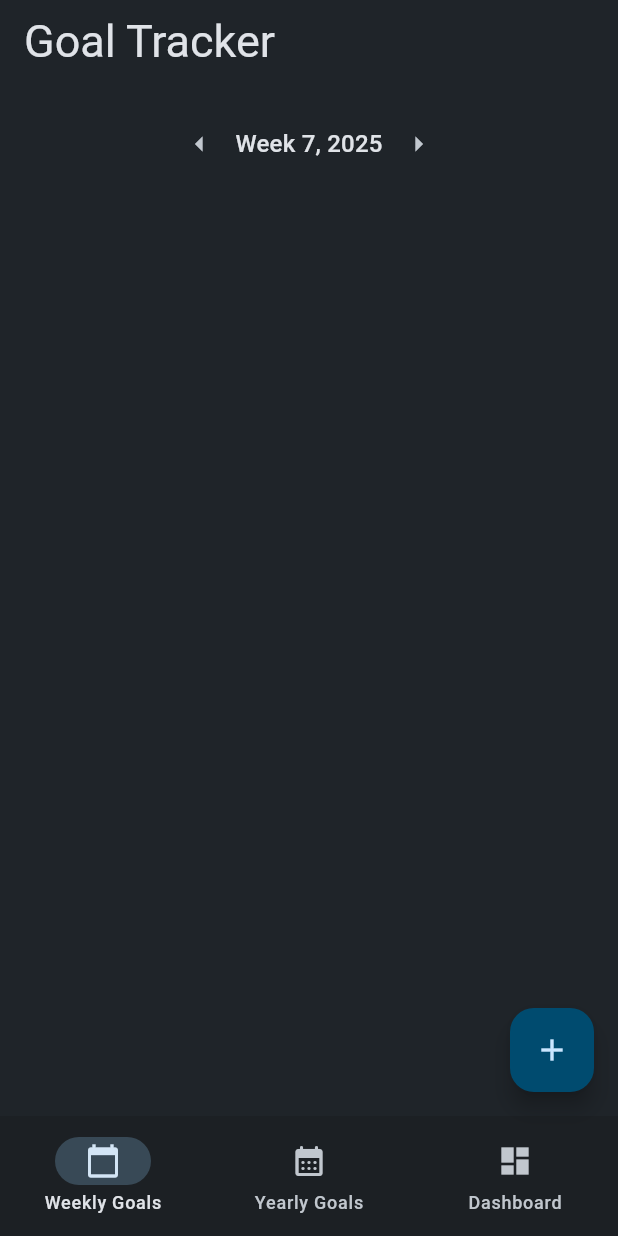
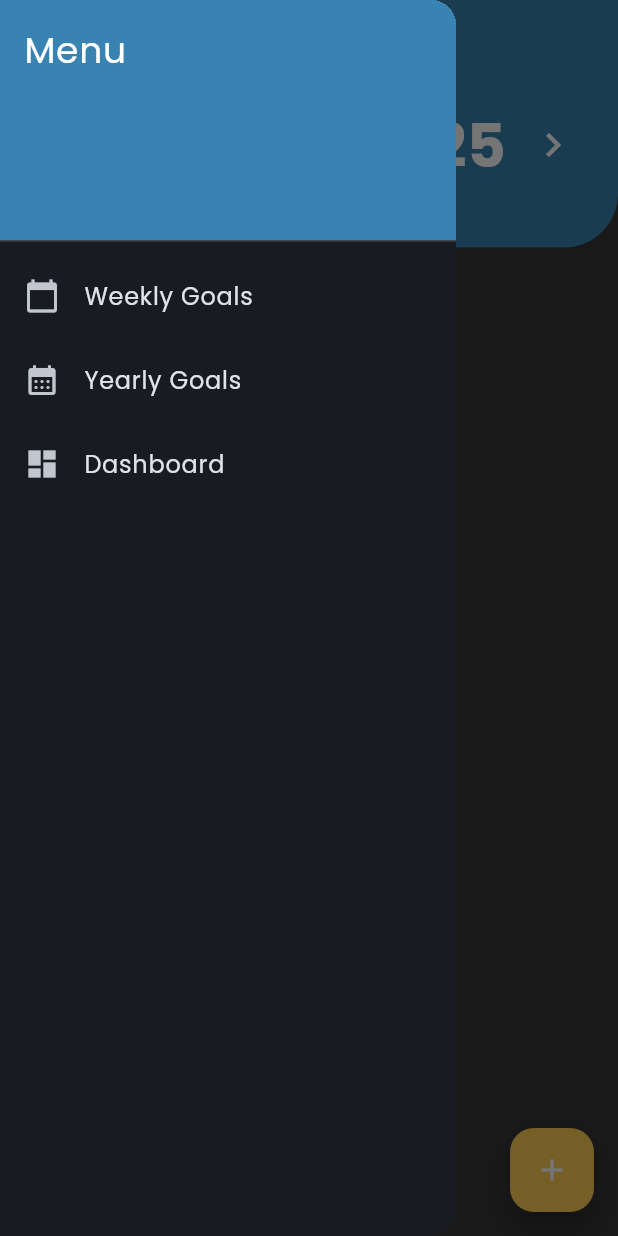
Before and after one commit to theperu/Goal-Getters, a Flutter app: the screen it shows after launch, with the side drawer open (before the commit the screen has no drawer), on a phone screen of 412 x 824 dp. Run offline on Flutter 3.47's test engine with Material 3 defaults, Android fonts, the phone set to English and light mode, and no system bars; our stand-ins replace google_fonts, shared_preferences.

Commit message:
New goalList page + navigation menu

```diff
--- a/lib/main.dart
+++ b/lib/main.dart
@@ -1,4 +1,5 @@
 import 'package:flutter/material.dart';
+import 'package:google_fonts/google_fonts.dart';
 import 'screens/home_page.dart';
 
 void main() {
@@ -14,23 +15,17 @@ class GoalGettersApp extends StatelessWidget {
       title: 'Goal Getters',
       theme: ThemeData(
         useMaterial3: true,
+        fontFamily: 'Poppins',
         colorScheme: ColorScheme.fromSeed(
-          seedColor: const Color(0xFF4AB5F7),
+          seedColor: const Color(0xFF3883b1),
           brightness: Brightness.dark,
-          surface: const Color(0xFF1F2429),
+          surface: Colors.black54,
           error: Colors.red,
           onPrimary: Colors.white,
           secondary: const Color(0xFF66E0FF),
+          tertiary: const Color.fromARGB(255, 255, 206, 82),
         ),
-        textTheme: const TextTheme(
-          displayLarge: TextStyle(
-            fontSize: 72,
-            fontWeight: FontWeight.bold,
-          ),
-          titleLarge: TextStyle(
-            fontSize: 30
-          ),
-        ),
+        textTheme: GoogleFonts.poppinsTextTheme()
       ),
       home: const HomePage(),
       debugShowCheckedModeBanner: false,
--- a/lib/screens/goals_list.dart
+++ b/lib/screens/goals_list.dart
@@ -112,51 +112,67 @@ class _GoalsListState extends State<GoalsList> {
     final currentWeek = _getWeekOfYear(_selectedDate);
     final currentYear = _selectedDate.year;
 
-    if (widget.type == "weekly") {  // Weekly Goals
-      return Padding(
-        padding: const EdgeInsets.all(16),
+    return Container(
+      decoration: const BoxDecoration(
+        color: Color(0xFF3883b1),
+        borderRadius: BorderRadius.only(
+          bottomLeft: Radius.circular(36.0),
+          bottomRight: Radius.circular(36.0),
+        ),
+      ),
+      padding: const EdgeInsets.fromLTRB(12.0, 12.0, 12.0, 40.0),
       child: Row(
-          mainAxisAlignment: MainAxisAlignment.center,
+        mainAxisAlignment: MainAxisAlignment.spaceEvenly,
         children: [
-            IconButton(
-              icon: const Icon(Icons.arrow_left),
-              onPressed: () => _changeWeek(-1),
+          GestureDetector(
+            onTap: () {
+              if (widget.type == 'weekly') {
+                _changeWeek(-1);
+              } else {
+                _changeYear(-1);
+              }
+            }, // Go to previous year/week
+            child: const Icon(
+              Icons.keyboard_arrow_left_outlined,
+              color: Colors.white,
+              size: 28.0,
             ),
+          ),
+          if (widget.type == "weekly")
             Text(
               'Week $currentWeek, $currentYear',
-              style: Theme.of(context).textTheme.titleMedium,
+              style: const TextStyle(
+                color: Colors.white,
+                fontSize: 40.0,
+                fontWeight: FontWeight.bold,
               ),
-            IconButton(
-              icon: const Icon(Icons.arrow_right),
-              onPressed: () => _changeWeek(1),
+            ),
+          if (widget.type == "yearly")
+            Text(
+              '$currentYear',
+              style: const TextStyle(
+                color: Colors.white,
+                fontSize: 40.0,
+                fontWeight: FontWeight.bold,
+              ),
+            ),
+          GestureDetector(
+            onTap: () {
+              if (widget.type == 'weekly') {
+                _changeWeek(1);
+              } else {
+                _changeYear(1);
+              }
+            }, // Go to next year/week
+            child: const Icon(
+              Icons.keyboard_arrow_right_outlined,
+              color: Colors.white,
+              size: 32.0,
+            ),
           ),
         ],
       ),
     );
-    } else if (widget.type == "yearly") {  // Yearly Goals
-      return Padding(
-        padding: const EdgeInsets.all(16),
-        child: Row(
-          mainAxisAlignment: MainAxisAlignment.center,
-          children: [
-            IconButton(
-              icon: const Icon(Icons.arrow_left),
-              onPressed: () => _changeYear(-1),
-            ),
-            Text(
-              '$currentYear',
-              style: Theme.of(context).textTheme.titleMedium,
-            ),
-            IconButton(
-              icon: const Icon(Icons.arrow_right),
-              onPressed: () => _changeYear(1),
-            ),
-          ],
-        ),
-      );
-    } else {  // Dashboard
-      return const SizedBox.shrink();  // Empty for now
-    }
   }
 
   Widget _buildBody() {
@@ -172,6 +188,7 @@ class _GoalsListState extends State<GoalsList> {
         ).toList();
 
         return ListView.builder(
+          padding: EdgeInsets.zero,
           itemCount: weeklyGoals.length,
           itemBuilder: (context, index) {
             final goal = weeklyGoals[index];
@@ -197,10 +214,10 @@ class _GoalsListState extends State<GoalsList> {
               onDelete: _deleteGoal,
               onUpdateStatus: _updateGoalStatus,
               statusColors: const {
-                'Todo 📝': Colors.grey,
-                'In Progress ⌛': Colors.blue,
-                'Done ✅': Color.fromARGB(255, 82, 171, 86),
-                'Blocked ⛔': Color.fromARGB(255, 232, 85, 74),
+                'Todo 📝': Color(0xFFF8F8F8),
+                'In Progress ⌛': Color(0xFF3883b1),
+                'Done ✅': Color(0xFF3cbb6d),
+                'Blocked ⛔': Color(0xFFbb3c3c),
               },
             );
           },
@@ -220,10 +237,10 @@ class _GoalsListState extends State<GoalsList> {
             onDelete: _deleteGoal,
             onUpdateStatus: _updateGoalStatus,
             statusColors: const {
-              'Todo 📝': Colors.grey,
-              'In Progress ⌛': Colors.blue,
-              'Done ✅': Color.fromARGB(255, 82, 171, 86),
-              'Blocked ⛔': Color.fromARGB(255, 232, 85, 74),
+              'Todo 📝': Color(0xFFF8F8F8),
+              'In Progress ⌛': Color(0xFF3883b1),
+              'Done ✅': Color(0xFF3cbb6d),
+              'Blocked ⛔': Color(0xFFbb3c3c),
             },
           ),
         );
@@ -234,13 +251,16 @@ class _GoalsListState extends State<GoalsList> {
 
   @override
   Widget build(BuildContext context) {
-    return Column(
+    return Scaffold(
+      backgroundColor: Colors.black54,
+      body: Column(
         children: [
           _buildNavigationBar(),
           Expanded(
             child: _buildBody(),
           ),
         ],
+      )
     );
   }
 }
--- a/lib/screens/home_page.dart
+++ b/lib/screens/home_page.dart
@@ -1,8 +1,8 @@
 import 'package:flutter/material.dart';
-import 'package:goal_getters/screens/goals_list.dart';
 import 'goal_form.dart';
 import '../models/goal.dart';
 import '../screens/dashboard.dart';
+import 'goals_list.dart';
 
 class HomePage extends StatefulWidget {
   const HomePage({super.key});
@@ -85,7 +85,18 @@ class _HomePageState extends State<HomePage> {
   Widget build(BuildContext context) {
     return Scaffold(
       appBar: AppBar(
-        title: const Text('Goal Tracker'),
+        backgroundColor: const Color(0xFF3883b1),
+        elevation: 0,
+        leading: Builder(
+          builder: (BuildContext context) {
+            return IconButton(
+              icon: const Icon(Icons.menu, color: Colors.white),
+              onPressed: () {
+                Scaffold.of(context).openDrawer(); // Opens the drawer when the hamburger menu is tapped
+              },
+            );
+          },
+        ),
       ),
       body: Column(
         children: [
@@ -94,30 +105,56 @@ class _HomePageState extends State<HomePage> {
           ),
         ],
       ),
-      bottomNavigationBar: NavigationBar(
-        selectedIndex: _selectedIndex,
-        onDestinationSelected: (int index) {
+      drawer: Drawer(
+        child: ListView(
+          padding: EdgeInsets.zero,
+          children: <Widget>[
+            const DrawerHeader(
+              decoration: BoxDecoration(
+                color: Color(0xFF3883b1),
+              ),
+              child: Text(
+                'Menu',
+                style: TextStyle(color: Colors.white, fontSize: 24),
+              ),
+            ),
+            ListTile(
+              leading: const Icon(Icons.calendar_today),
+              title: const Text('Weekly Goals'),
+              onTap: () {
                 setState(() {
-            _selectedIndex = index;
+                  _selectedIndex = 0;
                 });
+                Navigator.pop(context); // Close the drawer
               },
-        destinations: const [
-          NavigationDestination(
-            icon: Icon(Icons.calendar_today),
-            label: 'Weekly Goals',
             ),
-          NavigationDestination(
-            icon: Icon(Icons.calendar_month_rounded),
-            label: 'Yearly Goals',
+            ListTile(
+              leading: const Icon(Icons.calendar_month_rounded),
+              title: const Text('Yearly Goals'),
+              onTap: () {
+                setState(() {
+                  _selectedIndex = 1;
+                });
+                Navigator.pop(context); // Close the drawer
+              },
             ),
-          NavigationDestination(
-            icon: Icon(Icons.dashboard),
-            label: 'Dashboard',
+            ListTile(
+              leading: const Icon(Icons.dashboard),
+              title: const Text('Dashboard'),
+              onTap: () {
+                setState(() {
+                  _selectedIndex = 2;
+                });
+                Navigator.pop(context); // Close the drawer
+              },
             ),
           ],
         ),
+      ),
       floatingActionButton: FloatingActionButton(
         onPressed: _addGoal,
+        foregroundColor: Colors.white,
+        backgroundColor: Theme.of(context).colorScheme.tertiary,
         child: const Icon(Icons.add),
       ),
     );
--- a/pubspec.yaml
+++ b/pubspec.yaml
@@ -11,6 +11,8 @@ dependencies:
     sdk: flutter
 
   shared_preferences: ^2.4.0
+  google_fonts: ^6.2.1
+
 
 dev_dependencies:
   flutter_test:
```
Also changed, not shown: lib/widgets/goal_card.dart (+35 -31 lines), 1 other file. Lines whose indentation alone changed are shown as unchanged.
